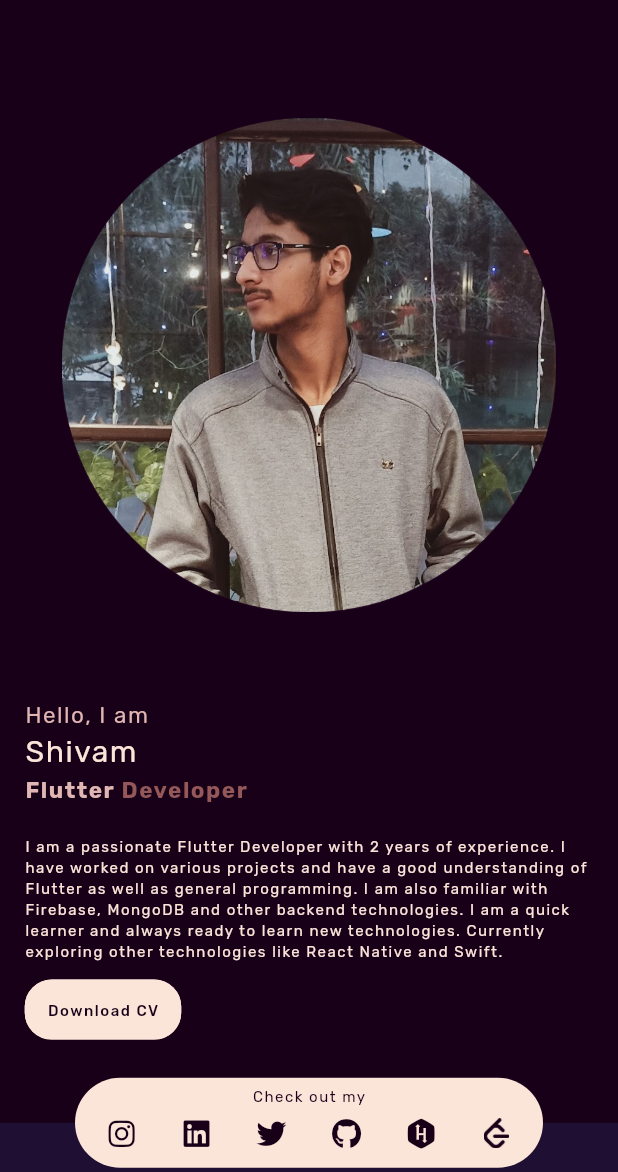
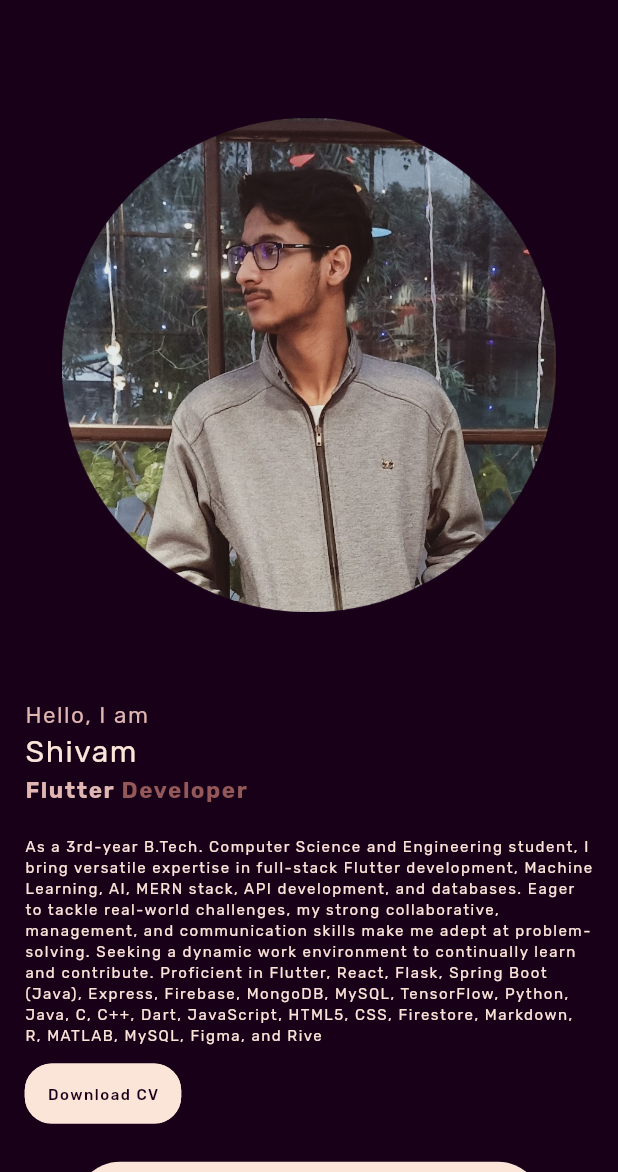
Before and after one commit to mavihS-0/Portfolio, a Flutter app: the screen it shows after launch, in the side drawer, after a tap on "Download CV", on a phone screen of 412 x 824 dp, the part 64-1236 px from its top. Run offline on Flutter 3.47's test engine with Material 3 defaults, Android fonts, the phone set to English and light mode, and no system bars; drawn by our look-alikes of animated_text_kit; our stand-ins replace auto_size_text, font_awesome_flutter, get, google_fonts; missing offline and left inert: cross_fade, glowy_borders.

Commit message:
changing skills

```diff
--- a/lib/data/logos.dart
+++ b/lib/data/logos.dart
@@ -7,7 +7,12 @@ class LogoData{
 
 List<LogoData> logos = [
   LogoData(title: 'Flutter', imagePath: 'assets/logos/flutter.png'),
-  LogoData(title: 'React Native', imagePath: 'assets/logos/reactNative.png'),
+  LogoData(title: 'React', imagePath: 'assets/logos/reactNative.png'),
+  LogoData(title: 'TensorFlow', imagePath: 'assets/logos/tensorflow.png'),
+  LogoData(title: 'Flask', imagePath: 'assets/logos/flask.png'),
+  LogoData(title: 'Node.js', imagePath: 'assets/logos/node.png'),
+  LogoData(title: 'Express.js', imagePath: 'assets/logos/express.png'),
+  LogoData(title: 'Spring Boot', imagePath: 'assets/logos/springboot.png'),
   LogoData(title: 'Figma', imagePath: 'assets/logos/figma.png'),
   LogoData(title: 'MongoDB', imagePath: 'assets/logos/mongodb.png'),
   LogoData(title: 'Firebase', imagePath: 'assets/logos/firebase.png'),
@@ -20,6 +25,5 @@ List<LogoData> logos = [
   LogoData(title: 'C++', imagePath: 'assets/logos/cpp.png'),
   LogoData(title: 'Java', imagePath: 'assets/logos/java.png'),
   LogoData(title: 'JavaScript', imagePath: 'assets/logos/js.png'),
-  LogoData(title: 'Photoshop', imagePath: 'assets/logos/ps.png'),
-  LogoData(title: 'Premiere Pro', imagePath: 'assets/logos/pp.png'),
+  LogoData(title: 'Matlab', imagePath: 'assets/logos/matlab.png'),
 ];
--- a/lib/home_page.dart
+++ b/lib/home_page.dart
@@ -46,7 +46,7 @@ class HomePage extends StatelessWidget {
       print('WebHomePage: screenSize: $screenSize');
     }
 
-    List<Widget> skills = List.generate(16, (i2) => Column(
+    List<Widget> skills = List.generate(20, (i2) => Column(
       mainAxisAlignment: MainAxisAlignment.center,
       children: [
         Image.asset(logos[i2].imagePath,fit: BoxFit.cover,height: 300,),
@@ -360,7 +360,7 @@ ListTile(
                               flex: 4,
                               child: Container(
                                 child: Column(
-                                  children: List.generate(4, (index1) => Container(
+                                  children: List.generate(5, (index1) => Container(
                                       height: isPhone? 50: 100,
                                       child: Row(
                                         mainAxisAlignment: MainAxisAlignment.spaceEvenly,
--- a/lib/widgets/about_content.dart
+++ b/lib/widgets/about_content.dart
@@ -40,23 +40,17 @@ class AboutContent extends StatelessWidget {
                     fontSize: constants.titleSize2,
                     fontWeight: FontWeight.bold,
                   ),),
-                  TyperAnimatedText('React Native',textStyle: MyTextStyles.appBarContents.copyWith(
+                  TyperAnimatedText('ML & AI',textStyle: MyTextStyles.appBarContents.copyWith(
                     color: constants.lightContentColor,
                     fontSize: constants.titleSize2,
                     fontWeight: FontWeight.bold,
                   ),),
-                  TyperAnimatedText('App',textStyle: MyTextStyles.appBarContents.copyWith(
+                  TyperAnimatedText('Web',textStyle: MyTextStyles.appBarContents.copyWith(
                     color: constants.lightContentColor,
                     fontSize: constants.titleSize2,
                     fontWeight: FontWeight.bold,
                   ),),
-                  TyperAnimatedText('Backend',textStyle: MyTextStyles.appBarContents.copyWith(
-                    color: constants.lightContentColor,
-                    fontSize: constants.titleSize2,
-                    fontWeight: FontWeight.bold,
-                  ),),
-
-                  TyperAnimatedText('Web',textStyle: MyTextStyles.appBarContents.copyWith(
+                  TyperAnimatedText('API',textStyle: MyTextStyles.appBarContents.copyWith(
                     color: constants.lightContentColor,
                     fontSize: constants.titleSize2,
                     fontWeight: FontWeight.bold,
@@ -71,14 +65,14 @@ class AboutContent extends StatelessWidget {
             ],
           ),
           SizedBox(height: 20,),
-          Text('I am a passionate Flutter Developer with 2 years of experience. I have worked on various projects and have a good understanding of Flutter as well as general programming. I am also familiar with Firebase, MongoDB and other backend technologies. I am a quick learner and always ready to learn new technologies. Currently exploring other technologies like React Native and Swift.',style: MyTextStyles.appBarContents.copyWith(
+          Text('As a 3rd-year B.Tech. Computer Science and Engineering student, I bring versatile expertise in full-stack Flutter development, Machine Learning, AI, MERN stack, API development, and databases. Eager to tackle real-world challenges, my strong collaborative, management, and communication skills make me adept at problem-solving. Seeking a dynamic work environment to continually learn and contribute. Proficient in Flutter, React, Flask, Spring Boot (Java), Express, Firebase, MongoDB, MySQL, TensorFlow, Python, Java, C, C++, Dart, JavaScript, HTML5, CSS, Firestore, Markdown, R, MATLAB, MySQL, Figma, and Rive',style: MyTextStyles.appBarContents.copyWith(
             color: constants.superLightContentColor,
             fontSize: constants.titleSize3,
           ),),
           SizedBox(height: screenSize*0.02,),
           TextButton(
             onPressed: (){
-              launchUrlString('https://drive.google.com/file/d/1wtxNpCP-O_nBu1OzMHA9vQ2GfnMaSGin/view?usp=sharing');
+              launchUrlString('https://drive.google.com/file/d/1ltEcLrLYslwxFwoPSlrfKUK5kmA3cSvF/view?usp=sharing');
             },
             child: Text('Download CV',style: MyTextStyles.appBarContents.copyWith(
               color: constants.bgColor,
--- a/lib/widgets/services.dart
+++ b/lib/widgets/services.dart
@@ -34,8 +34,8 @@ class ServicesWeb extends StatelessWidget {
               onTap: (){},
               child: ElevatedCardWidget(
                 screenSize: screenSize,
-                title: 'Ui/Ux Development',
-                description: 'I can design and develop beautiful and responsive user interfaces using Figma and Flutter.',
+                title: 'App and Web Development',
+                description: "Crafting seamless digital experiences with Flutter for cross-platform mobile apps and MERN stack for robust web solutions.",
                 icon: FontAwesomeIcons.pen, isPhone: isPhone, constants: constants,
                 isHovered: hoverController.isServicesUiCardHovered.value,
               ),
@@ -50,8 +50,8 @@ class ServicesWeb extends StatelessWidget {
               onTap: (){},
               child: ElevatedCardWidget(
                 screenSize: screenSize,
-                title: 'App Development',
-                description: 'I can build beautiful and responsive cross platform apps using Flutter and React Native.',
+                title: 'Machine Learning',
+                description: 'I specialize in deploying advanced machine learning algorithms using Python and TensorFlow, turning raw data into actionable business insights.',
                 icon: FontAwesomeIcons.code, isPhone: isPhone, constants: constants,
                 isHovered: hoverController.isServicesFlutterCardHovered.value,
               ),
@@ -66,8 +66,8 @@ class ServicesWeb extends StatelessWidget {
               onTap: (){},
               child: ElevatedCardWidget(
                 screenSize: screenSize,
-                title: 'Backend Development',
-                description: 'I can build scalable and efficient backend services using Firebase, MongoDB, RESTApi and Python.',
+                title: 'API Development',
+                description: 'I excel in API development using Flask, Spring Boot, and Express, ensuring seamless integration and communication between your applications.',
                 icon: FontAwesomeIcons.database, isPhone: isPhone, constants: constants, isHovered: hoverController.isServicesBackendCardHovered.value,
               ),
             ),
@@ -106,8 +106,8 @@ class ServicesMob extends StatelessWidget {
             onTap: (){},
             child: ElevatedCardWidget(
               screenSize: screenSize,
-              title: 'Ui/Ux Development',
-              description: 'I can design and develop beautiful and responsive user interfaces using Figma and Flutter.',
+              title: 'App and Web Development',
+              description: "Crafting seamless digital experiences with Flutter for cross-platform mobile apps and MERN stack for robust web solutions.",
               icon: FontAwesomeIcons.pen, isPhone: isPhone, constants: constants,
               isHovered: hoverController.isServicesUiCardHovered.value,
             ),
@@ -119,8 +119,9 @@ class ServicesMob extends StatelessWidget {
             onTap: (){},
             child: ElevatedCardWidget(
               screenSize: screenSize,
-              title: 'App Development',
-              description: 'I can build beautiful and responsive cross platform apps using Flutter and React Native.',
+              title: 'Machine Learning',
+              description: 'I specialize in deploying advanced machine learning algorithms using Python and TensorFlow, turning raw data into actionable business insights.',
+
               icon: FontAwesomeIcons.code, isPhone: isPhone, constants: constants,
               isHovered: hoverController.isServicesFlutterCardHovered.value,
             ),
@@ -132,8 +133,8 @@ class ServicesMob extends StatelessWidget {
             onTap: (){},
             child: ElevatedCardWidget(
               screenSize: screenSize,
-              title: 'Backend Development',
-              description: 'I can build scalable and efficient backend services using Firebase, MongoDB, RESTApi and Python.',
+              title: 'API Development',
+              description: 'I excel in API development using Flask, Spring Boot, and Express, ensuring seamless integration and communication between your applications.',
               icon: FontAwesomeIcons.database, isPhone: isPhone, constants: constants, isHovered: hoverController.isServicesBackendCardHovered.value,
             ),
           ),
```
Also changed, not shown: pubspec.yaml (+6 -2 lines), assets/logos/express.png (added), assets/logos/flask.png (added), assets/logos/matlab.png (added), assets/logos/node.png (added), assets/logos/pp.png (deleted), assets/logos/ps.png (deleted), assets/logos/restApi.png (deleted), assets/logos/springboot.png (added), assets/logos/tensorflow.png (added), 1 other file.
